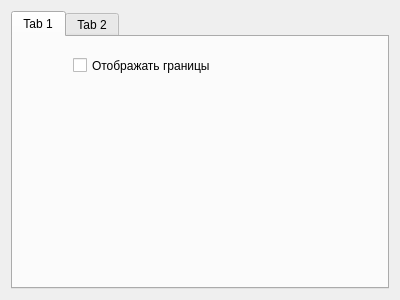
Above: colorsettingswindow.ui from mvngr/joddy before the change. Below: the same form after it.
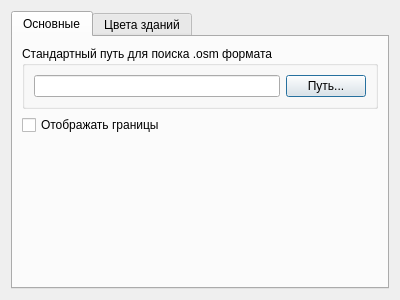
That is the form after the change.

Patch:
```diff
--- a/colorsettingswindow.ui
+++ b/colorsettingswindow.ui
@@ -16,33 +16,69 @@
   <property name="whatsThis">
    <string>&lt;html&gt;&lt;head/&gt;&lt;body&gt;&lt;p&gt;&lt;span style=&quot; font-size:10pt;&quot;&gt;Для того, чтобы сменить цвет того или иного типа объектов нажмите на цвет возле соответствующей надписи и выберите новый цвет&lt;/span&gt;&lt;/p&gt;&lt;/body&gt;&lt;/html&gt;</string>
   </property>
-  <layout class="QGridLayout" name="gridLayout">
-   <item row="0" column="0">
+  <layout class="QVBoxLayout" name="verticalLayout_3">
+   <item>
     <widget class="QTabWidget" name="tabWidget">
      <property name="currentIndex">
       <number>0</number>
      </property>
      <widget class="QWidget" name="tab_3">
       <attribute name="title">
-       <string>Tab 1</string>
+       <string>Основные</string>
       </attribute>
-      <widget class="QCheckBox" name="checkBox">
-       <property name="geometry">
-        <rect>
-         <x>60</x>
-         <y>20</y>
-         <width>221</width>
-         <height>17</height>
-        </rect>
-       </property>
-       <property name="text">
-        <string>Отображать границы</string>
-       </property>
-      </widget>
+      <layout class="QVBoxLayout" name="verticalLayout_4">
+       <item>
+        <layout class="QGridLayout" name="gridLayout_2">
+         <item row="0" column="0" colspan="2">
+          <widget class="QGroupBox" name="groupBox">
+           <property name="title">
+            <string>Стандартный путь для поиска .osm формата</string>
+           </property>
+           <layout class="QHBoxLayout" name="horizontalLayout">
+            <item>
+             <widget class="QLineEdit" name="defOpenFilePathLine">
+              <property name="readOnly">
+               <bool>true</bool>
+              </property>
+             </widget>
+            </item>
+            <item>
+             <widget class="QPushButton" name="defOpenFilePathBtn">
+              <property name="text">
+               <string>Путь...</string>
+              </property>
+             </widget>
+            </item>
+           </layout>
+          </widget>
+         </item>
+         <item row="1" column="0" colspan="2">
+          <widget class="QCheckBox" name="checkBox">
+           <property name="text">
+            <string>Отображать границы</string>
+           </property>
+          </widget>
+         </item>
+         <item row="2" column="0" colspan="2">
+          <spacer name="verticalSpacer">
+           <property name="orientation">
+            <enum>Qt::Vertical</enum>
+           </property>
+           <property name="sizeHint" stdset="0">
+            <size>
+             <width>20</width>
+             <height>40</height>
+            </size>
+           </property>
+          </spacer>
+         </item>
+        </layout>
+       </item>
+      </layout>
      </widget>
      <widget class="QWidget" name="tab_4">
       <attribute name="title">
-       <string>Tab 2</string>
+       <string>Цвета зданий</string>
       </attribute>
       <layout class="QVBoxLayout" name="verticalLayout">
        <item>
```
